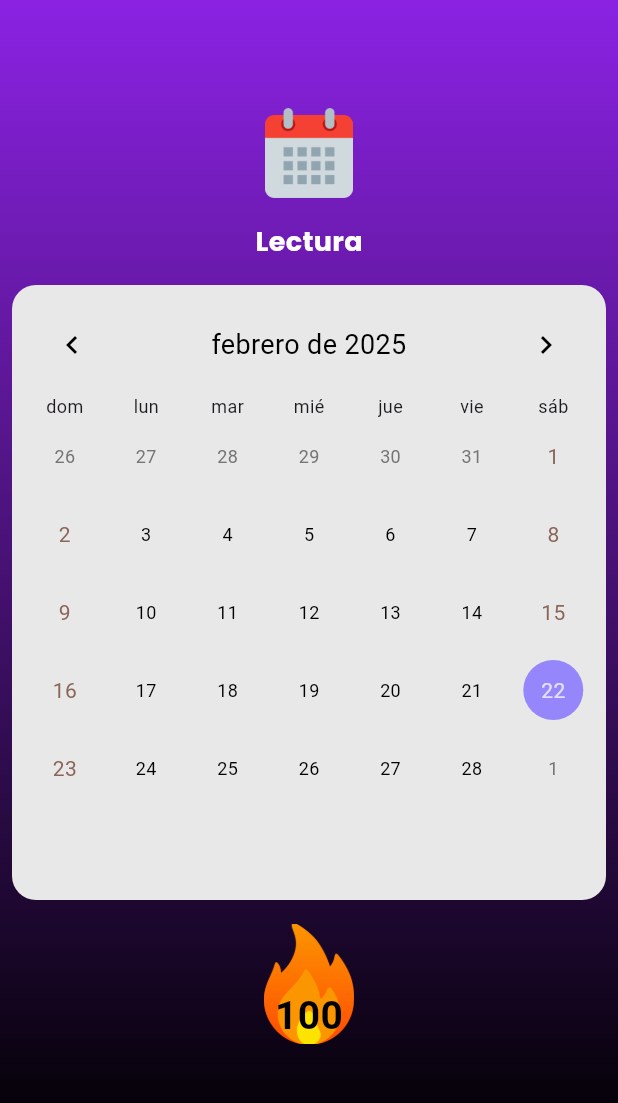
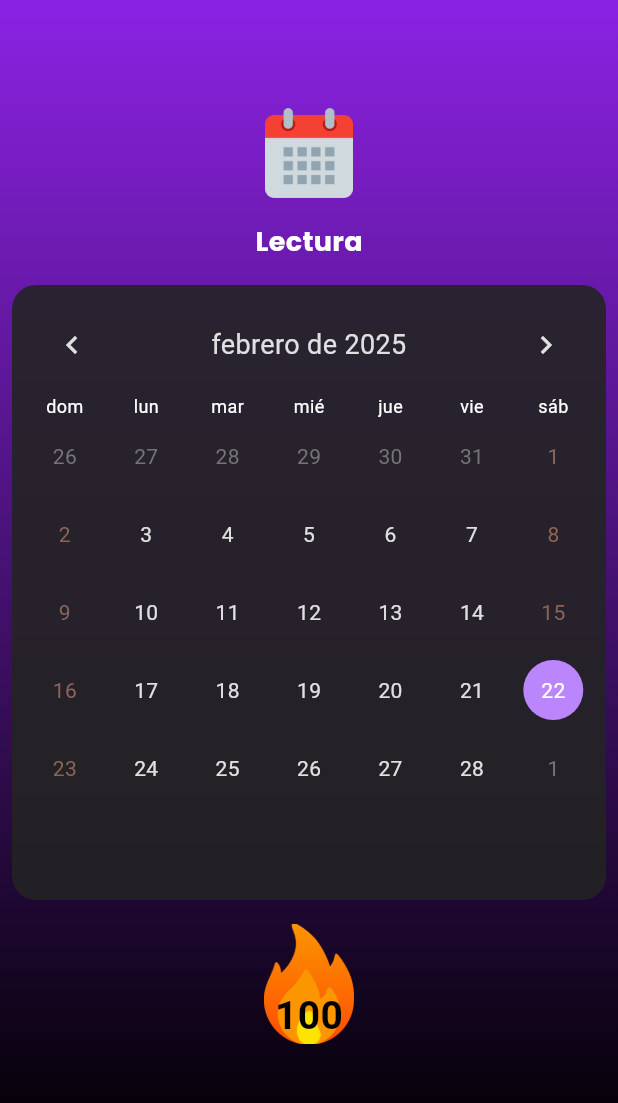
Before and after one commit to diegoZarateFer/stubit, a Flutter app: the TrackHabitScreen screen opened directly, on a phone screen of 412 x 824 dp, the part 84-1187 px from its top. Run offline on Flutter 3.47's test engine with Material 3 defaults, Android fonts, the phone set to English and light mode, and no system bars; drawn by our look-alikes of table_calendar; our stand-ins replace cloud_firestore, firebase_auth, firebase_core, google_fonts, popover; missing offline and left inert: day_picker; accounts and stored records are empty; Roboto replaces fonts that are missing (Satisfy).

Commit message:
Estilo del calendario.

```diff
--- a/lib/widgets/calendar.dart
+++ b/lib/widgets/calendar.dart
@@ -32,7 +32,8 @@ class _CalendarState extends State<Calendar> {
       height: 410,
       padding: const EdgeInsets.all(8),
       decoration: BoxDecoration(
-        color: const Color(0xFFE9E8E8),
+        color: const Color.fromARGB(230, 35, 35, 35),
+        // color: const Color(0xFFE9E8E8),
         borderRadius: BorderRadius.circular(16),
       ),
       child: TableCalendar(
@@ -47,19 +48,25 @@ class _CalendarState extends State<Calendar> {
           CalendarFormat.month: 'Month',
         },
         daysOfWeekStyle: const DaysOfWeekStyle(
-          weekdayStyle: TextStyle(fontSize: 12),
-          weekendStyle: TextStyle(fontSize: 12),
+          weekdayStyle: TextStyle(
+            fontSize: 12,
+            color: Colors.white,
+          ),
+          weekendStyle: TextStyle(
+            fontSize: 12,
+            color: Colors.white,
+          ),
         ),
         calendarStyle: const CalendarStyle(
           selectedDecoration: BoxDecoration(
-            color: Color.fromARGB(255, 150, 134, 252),
+            color: Color(0xFFBB86FC),
             shape: BoxShape.circle,
           ),
           selectedTextStyle: TextStyle(
-            color: Color.fromARGB(190, 255, 255, 255),
+            color: Colors.white,
           ),
           todayDecoration: BoxDecoration(
-            color: Color.fromARGB(187, 164, 87, 232),
+            color: Color(0xFF03DAC5),
             shape: BoxShape.circle,
           ),
           todayTextStyle: TextStyle(
@@ -70,23 +77,22 @@ class _CalendarState extends State<Calendar> {
           ),
           disabledTextStyle: TextStyle(
             color: Color(0xFF6F6F6F),
-            fontSize: 12,
           ),
-          outsideTextStyle: TextStyle(color: Color(0xFF757575), fontSize: 12),
+          outsideTextStyle: TextStyle(
+            color: Color(0xFF757575),
+          ),
           defaultTextStyle: TextStyle(
-            fontSize: 12,
-            color: Color(0xFF000000),
+            color: Color(0xFFE0E0E0),
           ),
-          cellPadding: EdgeInsets.all(2),
         ),
         headerStyle: HeaderStyle(
           titleCentered: true,
           titleTextStyle: const TextStyle(
-            color: Colors.black,
+            color: Color(0xFFE0E0E0),
             fontSize: 18,
           ),
           formatButtonTextStyle: const TextStyle(
-            color: Color.fromARGB(187, 164, 87, 232),
+            color: Color(0xFF03DAC5),
           ),
           formatButtonDecoration: BoxDecoration(
             color: const Color(0xFF373737),
@@ -94,11 +100,11 @@ class _CalendarState extends State<Calendar> {
           ),
           leftChevronIcon: const Icon(
             Icons.chevron_left,
-            color: Colors.black,
+            color: Color(0xFFE0E0E0),
           ),
           rightChevronIcon: const Icon(
             Icons.chevron_right,
-            color: Colors.black,
+            color: Color(0xFFE0E0E0),
           ),
         ),
       ),
```
